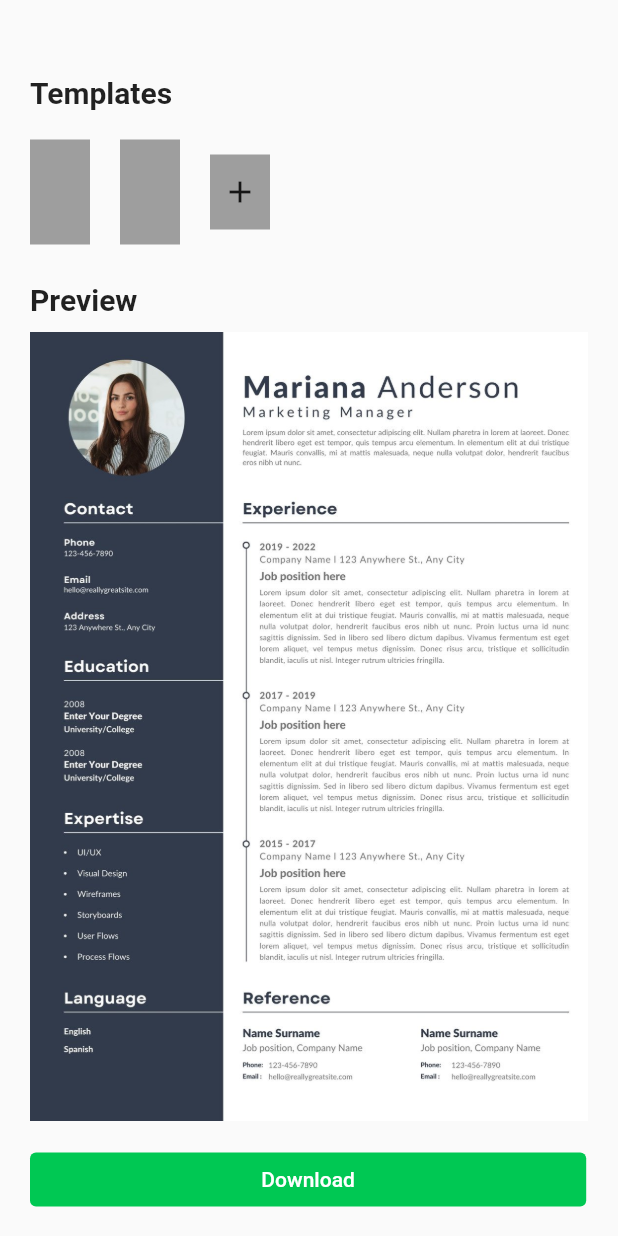
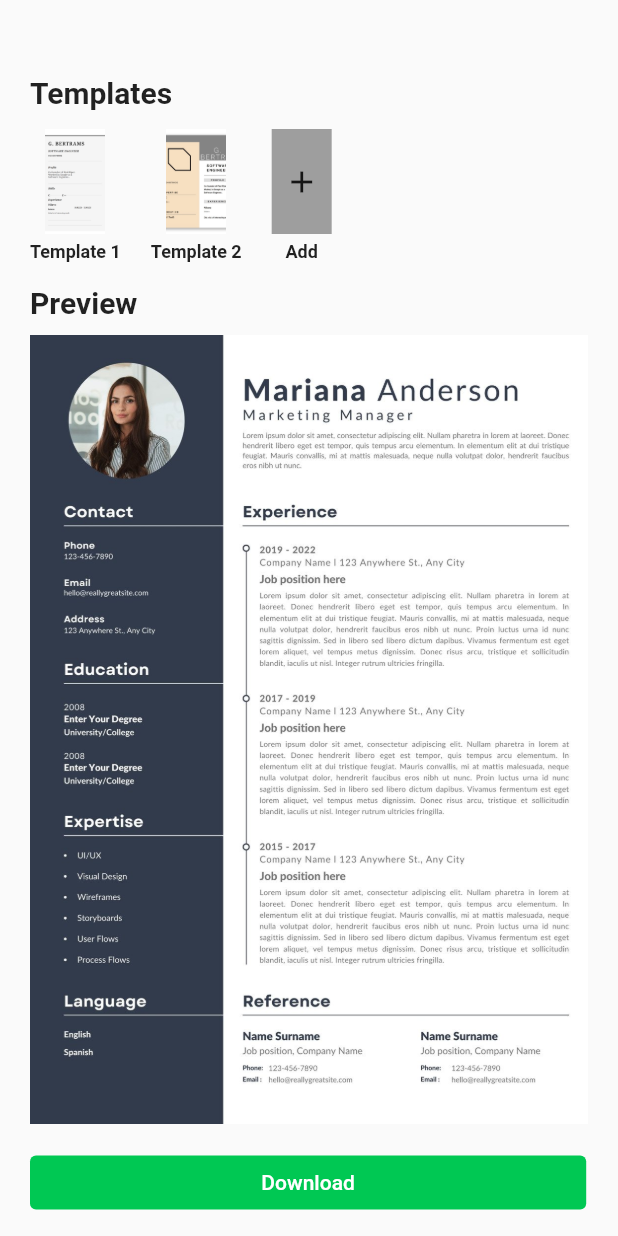
Before and after one commit to alvi-khan/Resume-Maker, a Flutter app: the Preview screen opened directly, on a phone screen of 412 x 824 dp. Run offline on Flutter 3.47's test engine with Material 2 defaults, Android fonts, the phone set to English and light mode, and no system bars; our stand-ins replace cloud_firestore, firebase_auth, firebase_core, flutter_local_notifications, google_sign_in; missing offline and left inert: flutter_html_to_pdf; accounts and stored records are empty.

Commit message:
Minor modifications in the Preview page

```diff
--- a/lib/components/preview.dart
+++ b/lib/components/preview.dart
@@ -6,7 +6,8 @@ import 'package:the_pixel_pioneers/templates/template2.dart';
 import '../templates/template.dart';
 import 'notification.dart';
 
-final FlutterLocalNotificationsPlugin flutterLocalNotificationsPlugin = FlutterLocalNotificationsPlugin();
+final FlutterLocalNotificationsPlugin flutterLocalNotificationsPlugin =
+    FlutterLocalNotificationsPlugin();
 
 class Preview extends StatefulWidget {
   const Preview({Key? key}) : super(key: key);
@@ -19,7 +20,7 @@ class _PreviewState extends State<Preview> {
   Template template = Template1();
 
   @override
-  void initState(){
+  void initState() {
     super.initState();
     Notification1.initialize(flutterLocalNotificationsPlugin);
   }
@@ -33,13 +34,12 @@ class _PreviewState extends State<Preview> {
           child: Column(
             crossAxisAlignment: CrossAxisAlignment.start,
             children: [
-              Text("Templates", style: TextStyle(
-                fontWeight: FontWeight.bold,
-                fontSize: 20
-              ),
+              Text(
+                "Templates",
+                style: TextStyle(fontWeight: FontWeight.bold, fontSize: 20),
               ),
               SizedBox(
-                height: 20,
+                height: 13,
               ),
               Row(
                 children: [
@@ -53,43 +53,114 @@ class _PreviewState extends State<Preview> {
                   //   ),
                   //   child: Text(""),
                   // )
-                  Container(color: Colors.grey, child: SizedBox(width: 40, height: 70,
-                      child: TextButton(onPressed: () => template = Template1(), child: Container())),),
+                  Column(
+                    children: [
+                      Container(
+                        decoration: const BoxDecoration(
+                          image: DecorationImage(
+                              image: AssetImage("assets/images/template3.jpg"),
+                              fit: BoxFit.cover),
+                        ),
+                        child: SizedBox(
+                            width: 40,
+                            height: 70,
+                            child: TextButton(
+                                onPressed: () => template = Template1(),
+                                child: Text(""))),
+                      ),
+                      SizedBox(height: 5),
+                      Text(
+                        "Template 1",
+                        style: TextStyle(
+                          fontSize: 12,
+                          fontWeight: FontWeight.bold
+                        ),
+                      )
+                    ],
+                  ),
+
                   SizedBox(width: 20),
-                  Container(color: Colors.grey, child: SizedBox(width: 40, height: 70,
-                      child: TextButton(onPressed: () => template = Template2(), child: Container())),),
+                  Column(
+                    children: [
+                      Container(
+                        decoration: const BoxDecoration(
+                          image: DecorationImage(
+                              image: AssetImage("assets/images/template4.jpg"),
+                              fit: BoxFit.cover),
+                        ),
+                        child: SizedBox(
+                            width: 40,
+                            height: 70,
+                            child: TextButton(
+                                onPressed: () => template = Template2(),
+                                child: Text(""))),
+                      ),
+                      SizedBox(height: 5),
+                      Text(
+                        "Template 2",
+                        style: TextStyle(
+                            fontSize: 12,
+                            fontWeight: FontWeight.bold
+                        ),
+                      )
+                    ],
+                  ),
                   SizedBox(width: 20),
-                  Container(color: Colors.grey, width: 40, height: 50, child: IconButton(onPressed: () => {}, icon: Icon(Icons.add))),
+                  Column(
+                    children: [
+                      Container(
+                        color: Colors.grey,
+                        child: SizedBox(
+                            width: 40,
+                            height: 70,
+                            child: IconButton(
+                                onPressed: () => {}, icon: Icon(Icons.add))),
+                      ),
+                      SizedBox(height: 5),
+                      Text(
+                        "Add",
+                        style: TextStyle(
+                            fontSize: 12,
+                            fontWeight: FontWeight.bold
+                        ),
+                      )
+                    ],
+                  )
                 ],
               ),
               SizedBox(
-                height: 25,
+                height: 15,
               ),
-              Text("Preview", style: TextStyle(
-                  fontWeight: FontWeight.bold,
-                  fontSize: 20
-              ),
+              Text(
+                "Preview",
+                style: TextStyle(fontWeight: FontWeight.bold, fontSize: 20),
               ),
               SizedBox(
                 height: 10,
               ),
               Padding(
                 padding: const EdgeInsets.only(right: 20, bottom: 15),
-                child: Image(image: AssetImage("assets/images/template1.jpg"),),
+                child: Image(
+                  image: AssetImage("assets/images/template1.jpg"),
+                ),
               ),
               SizedBox(
                 width: MediaQuery.of(context).size.width * 0.9,
                 child: TextButton(
                     onPressed: () {
                       template.generate();
-                      Notification1.showBigTextNotification(title: "Status", body: "Download Complete", fln: flutterLocalNotificationsPlugin);
+                      Notification1.showBigTextNotification(
+                          title: "Status",
+                          body: "Download Complete",
+                          fln: flutterLocalNotificationsPlugin);
                     },
                     child: Text("Download"),
                     style: ButtonStyle(
-                      backgroundColor: MaterialStateProperty.all<Color>(Colors.greenAccent.shade700),
-                      foregroundColor: MaterialStateProperty.all<Color>(Colors.white),
-                    )
-                ),
+                      backgroundColor: MaterialStateProperty.all<Color>(
+                          Colors.greenAccent.shade700),
+                      foregroundColor:
+                          MaterialStateProperty.all<Color>(Colors.white),
+                    )),
               ),
             ],
           ),
```
Also changed, not shown: assets/images/template3.jpg (added), assets/images/template4.jpg (added).
